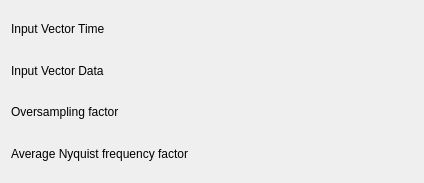
Qt form src/plugins/dataobject/periodogram/periodogramconfig.ui (Kst-plot/kst) before a commit.
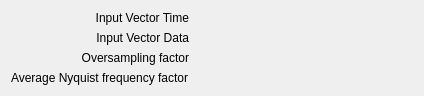
The same form after that commit. Custom widgets are drawn as their Qt base class.

Patch:
```diff
--- a/src/plugins/dataobject/periodogram/periodogramconfig.ui
+++ b/src/plugins/dataobject/periodogram/periodogramconfig.ui
@@ -1,12 +1,12 @@
 <ui version="4.0" >
  <class>PeriodogramConfig</class>
- <widget class="QWidget" name="PeriodogramConfig" >
-  <property name="geometry" >
+ <widget class="QWidget" name="PeriodogramConfig">
+  <property name="geometry">
    <rect>
     <x>0</x>
     <y>0</y>
     <width>424</width>
-    <height>183</height>
+    <height>76</height>
    </rect>
   </property>
   <property name="minimumSize" >
@@ -15,13 +15,11 @@
     <height>0</height>
    </size>
   </property>
-  <layout class="QVBoxLayout" name="verticalLayout" >
-   <item>
-    <layout class="QHBoxLayout" name="horizontalLayout_4" >
-     <item>
-      <widget class="QLabel" name="label_3" >
-       <property name="sizePolicy" >
-        <sizepolicy vsizetype="Fixed" hsizetype="Fixed" >
+  <layout class="QGridLayout" name="gridLayout">
+   <item row="0" column="0">
+    <widget class="QLabel" name="label_3">
+     <property name="sizePolicy">
+      <sizepolicy hsizetype="Preferred" vsizetype="Fixed">
          <horstretch>0</horstretch>
          <verstretch>0</verstretch>
         </sizepolicy>
@@ -29,42 +27,28 @@
        <property name="text" >
         <string>Input Vector Time</string>
        </property>
-       <property name="wordWrap" >
+     <property name="alignment">
+      <set>Qt::AlignRight|Qt::AlignTrailing|Qt::AlignVCenter</set>
+     </property>
+     <property name="wordWrap">
         <bool>false</bool>
        </property>
       </widget>
      </item>
-     <item>
-      <spacer name="horizontalSpacer" >
-       <property name="orientation" >
-        <enum>Qt::Horizontal</enum>
-       </property>
-       <property name="sizeHint" stdset="0" >
-        <size>
-         <width>40</width>
-         <height>20</height>
-        </size>
-       </property>
-      </spacer>
-     </item>
-     <item>
-      <widget class="Kst::VectorSelector" native="1" name="_vectorTime" >
-       <property name="sizePolicy" >
-        <sizepolicy vsizetype="Preferred" hsizetype="Expanding" >
+   <item row="0" column="1">
+    <widget class="Kst::VectorSelector" name="_vectorTime" native="true">
+     <property name="sizePolicy">
+      <sizepolicy hsizetype="Expanding" vsizetype="Preferred">
          <horstretch>0</horstretch>
          <verstretch>0</verstretch>
         </sizepolicy>
        </property>
       </widget>
      </item>
-    </layout>
-   </item>
-   <item>
-    <layout class="QHBoxLayout" name="horizontalLayout_3" >
-     <item>
-      <widget class="QLabel" name="label_5" >
-       <property name="sizePolicy" >
-        <sizepolicy vsizetype="Fixed" hsizetype="Fixed" >
+   <item row="1" column="0">
+    <widget class="QLabel" name="label_5">
+     <property name="sizePolicy">
+      <sizepolicy hsizetype="Preferred" vsizetype="Fixed">
          <horstretch>0</horstretch>
          <verstretch>0</verstretch>
         </sizepolicy>
@@ -72,42 +56,28 @@
        <property name="text" >
         <string>Input Vector Data</string>
        </property>
-       <property name="wordWrap" >
+     <property name="alignment">
+      <set>Qt::AlignRight|Qt::AlignTrailing|Qt::AlignVCenter</set>
+     </property>
+     <property name="wordWrap">
         <bool>false</bool>
        </property>
       </widget>
      </item>
-     <item>
-      <spacer name="horizontalSpacer_2" >
-       <property name="orientation" >
-        <enum>Qt::Horizontal</enum>
-       </property>
-       <property name="sizeHint" stdset="0" >
-        <size>
-         <width>40</width>
-         <height>20</height>
-        </size>
-       </property>
-      </spacer>
-     </item>
-     <item>
-      <widget class="Kst::VectorSelector" native="1" name="_vectorData" >
-       <property name="sizePolicy" >
-        <sizepolicy vsizetype="Preferred" hsizetype="Expanding" >
+   <item row="1" column="1">
+    <widget class="Kst::VectorSelector" name="_vectorData" native="true">
+     <property name="sizePolicy">
+      <sizepolicy hsizetype="Expanding" vsizetype="Preferred">
          <horstretch>0</horstretch>
          <verstretch>0</verstretch>
         </sizepolicy>
        </property>
       </widget>
      </item>
-    </layout>
-   </item>
-   <item>
-    <layout class="QHBoxLayout" name="horizontalLayout_2" >
-     <item>
-      <widget class="QLabel" name="label_4" >
-       <property name="sizePolicy" >
-        <sizepolicy vsizetype="Fixed" hsizetype="Fixed" >
+   <item row="2" column="0">
+    <widget class="QLabel" name="label_4">
+     <property name="sizePolicy">
+      <sizepolicy hsizetype="Preferred" vsizetype="Fixed">
          <horstretch>0</horstretch>
          <verstretch>0</verstretch>
         </sizepolicy>
@@ -115,35 +85,21 @@
        <property name="text" >
         <string>Oversampling factor</string>
        </property>
-       <property name="wordWrap" >
+     <property name="alignment">
+      <set>Qt::AlignRight|Qt::AlignTrailing|Qt::AlignVCenter</set>
+     </property>
+     <property name="wordWrap">
         <bool>false</bool>
        </property>
       </widget>
      </item>
-     <item>
-      <spacer name="horizontalSpacer_3" >
-       <property name="orientation" >
-        <enum>Qt::Horizontal</enum>
-       </property>
-       <property name="sizeHint" stdset="0" >
-        <size>
-         <width>40</width>
-         <height>20</height>
-        </size>
-       </property>
-      </spacer>
-     </item>
-     <item>
-      <widget class="Kst::ScalarSelector" native="1" name="_scalarOversampling" />
-     </item>
-    </layout>
-   </item>
-   <item>
-    <layout class="QHBoxLayout" name="horizontalLayout" >
-     <item>
-      <widget class="QLabel" name="label_6" >
-       <property name="sizePolicy" >
-        <sizepolicy vsizetype="Fixed" hsizetype="Fixed" >
+   <item row="2" column="1">
+    <widget class="Kst::ScalarSelector" name="_scalarOversampling" native="true"/>
+   </item>
+   <item row="3" column="0">
+    <widget class="QLabel" name="label_6">
+     <property name="sizePolicy">
+      <sizepolicy hsizetype="Fixed" vsizetype="Fixed">
          <horstretch>0</horstretch>
          <verstretch>0</verstretch>
         </sizepolicy>
@@ -156,27 +112,12 @@
        </property>
       </widget>
      </item>
-     <item>
-      <spacer name="horizontalSpacer_4" >
-       <property name="orientation" >
-        <enum>Qt::Horizontal</enum>
-       </property>
-       <property name="sizeHint" stdset="0" >
-        <size>
-         <width>40</width>
-         <height>20</height>
-        </size>
-       </property>
-      </spacer>
-     </item>
-     <item>
-      <widget class="Kst::ScalarSelector" native="1" name="_scalarANFF" />
-     </item>
-    </layout>
+   <item row="3" column="1">
+    <widget class="Kst::ScalarSelector" name="_scalarANFF" native="true"/>
    </item>
   </layout>
  </widget>
- <layoutdefault spacing="6" margin="11" />
+ <layoutdefault spacing="6" margin="11"/>
  <customwidgets>
   <customwidget>
    <class>Kst::VectorSelector</class>
```
Left out of the diff: 15 changed lines with no effect on the pictures. Lines whose indentation alone changed are shown as unchanged.
